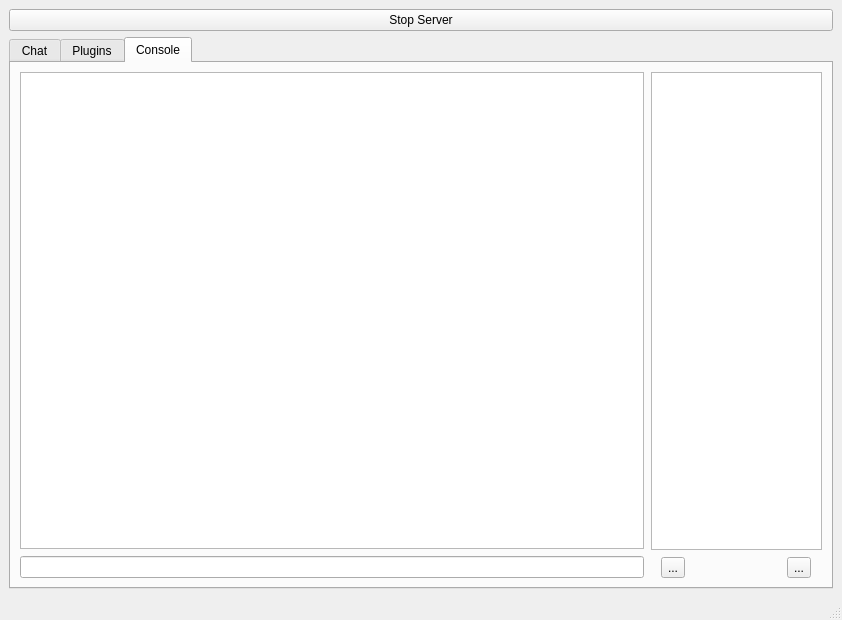
First picture: the form in 2/interface.ui, repository doctoboggan/blankkit, before the edit.
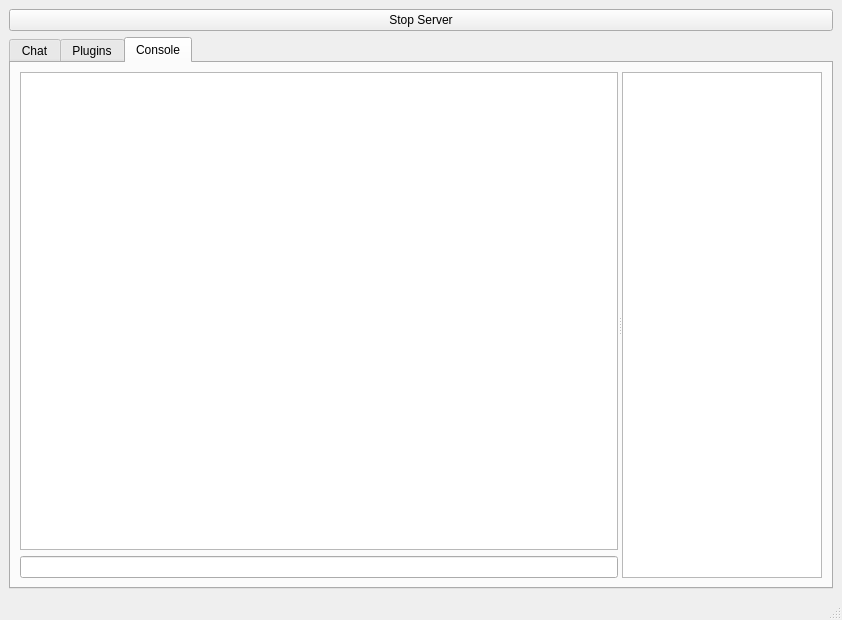
Second picture: the form after the edit. The open tabs and pages were chosen to show the change. Icons and pictures are not drawn.

```diff
--- a/2/interface.ui
+++ b/2/interface.ui
@@ -215,17 +215,14 @@
            <attribute name="title">
             <string>Console</string>
            </attribute>
-           <layout class="QHBoxLayout" name="horizontalLayout_6">
+           <layout class="QHBoxLayout" name="horizontalLayout_4">
             <item>
-             <layout class="QHBoxLayout" name="horizontalLayout_5">
-              <property name="spacing">
-               <number>7</number>
+             <widget class="QSplitter" name="splitter_3">
+              <property name="orientation">
+               <enum>Qt::Horizontal</enum>
               </property>
-              <item>
+              <widget class="QWidget" name="">
                <layout class="QVBoxLayout" name="verticalLayout_2">
-                <property name="spacing">
-                 <number>7</number>
-                </property>
                 <item>
                  <widget class="QTreeWidget" name="treeWidgetConsole">
                   <property name="focusPolicy">
@@ -266,17 +263,11 @@
                  <widget class="QLineEdit" name="lineEditConsole"/>
                 </item>
                </layout>
-              </item>
-              <item>
-               <layout class="QVBoxLayout" name="verticalLayout_4">
-                <property name="spacing">
-                 <number>7</number>
-                </property>
-                <item>
+              </widget>
                  <widget class="QTreeWidget" name="treeWidgetConsoleList">
                   <property name="maximumSize">
                    <size>
-                    <width>171</width>
+                 <width>200</width>
                     <height>16777215</height>
                    </size>
                   </property>
@@ -307,39 +298,7 @@
                    </property>
                   </column>
                  </widget>
-                </item>
-                <item>
-                 <layout class="QHBoxLayout" name="horizontalLayout_4">
-                  <property name="spacing">
-                   <number>92</number>
-                  </property>
-                  <item>
-                   <widget class="QToolButton" name="toolButtonAddConsole">
-                    <property name="text">
-                     <string>...</string>
-                    </property>
-                    <property name="icon">
-                     <iconset>
-                      <normaloff>../../../../Pictures/plus-icon.png</normaloff>../../../../Pictures/plus-icon.png</iconset>
-                    </property>
-                   </widget>
-                  </item>
-                  <item>
-                   <widget class="QToolButton" name="toolButtonRemoveConsole">
-                    <property name="text">
-                     <string>...</string>
-                    </property>
-                    <property name="icon">
-                     <iconset>
-                      <normaloff>../../../../Pictures/delete-17.png</normaloff>../../../../Pictures/delete-17.png</iconset>
-                    </property>
-                   </widget>
-                  </item>
-                 </layout>
-                </item>
-               </layout>
-              </item>
-             </layout>
+             </widget>
             </item>
            </layout>
           </widget>
```
Left out of the diff: 8 changed lines with no effect on the pictures. Lines whose indentation alone changed are shown as unchanged.
